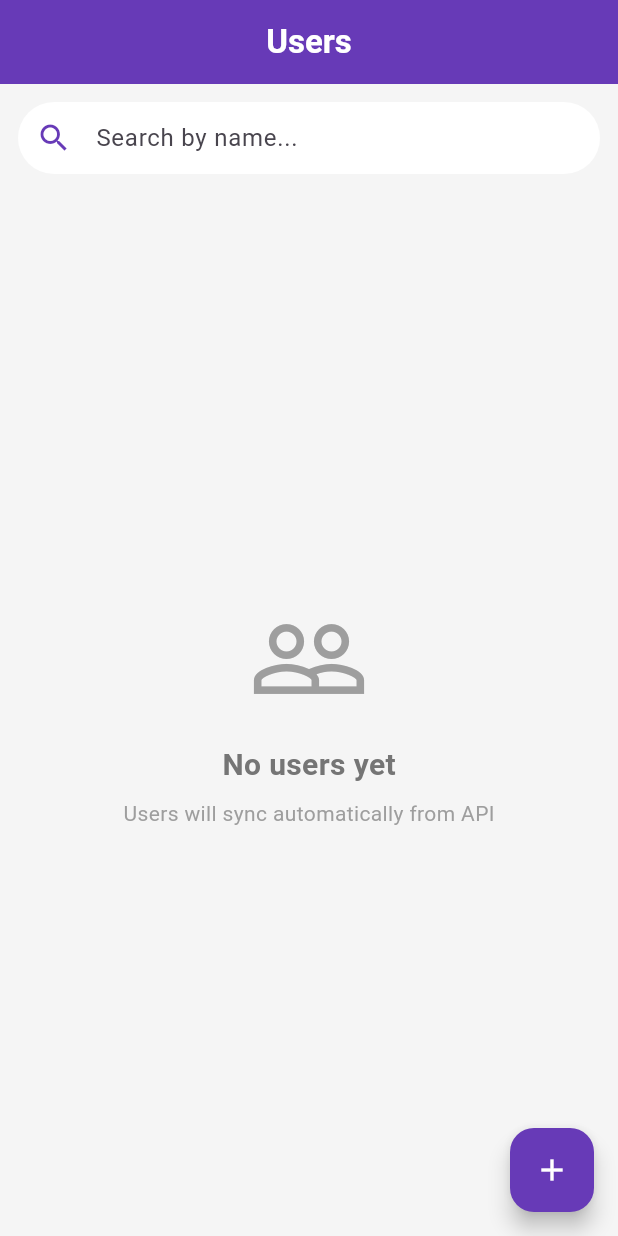
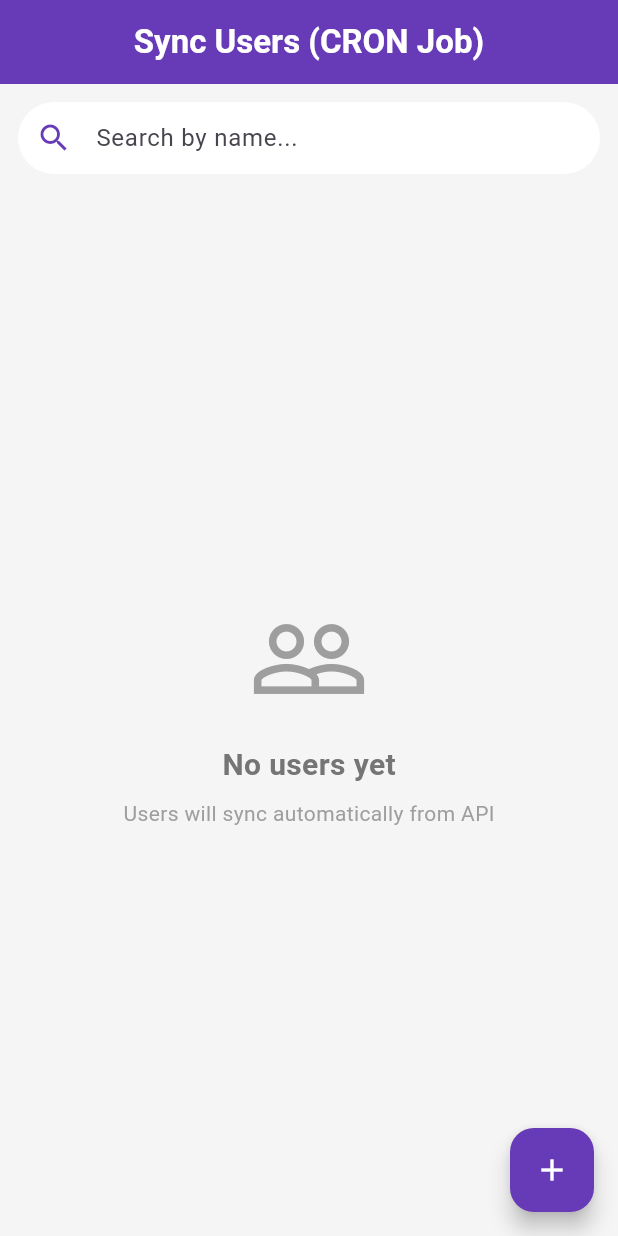
Before and after one commit to satyam-kr-fexle/flutter-poc, a Flutter app: the UsersScreen screen opened directly, on a phone screen of 412 x 824 dp. Run offline on Flutter 3.47's test engine with Material 3 defaults, Android fonts, the phone set to English and light mode, and no system bars; our stand-ins replace connectivity_plus, fl_chart, shared_preferences, sqflite, sqflite_common_ffi; missing offline and left inert: cron, workmanager; accounts and stored records are empty.

Commit message:
resolved bugs

```diff
--- a/lib/screen/users_screen.dart
+++ b/lib/screen/users_screen.dart
@@ -39,7 +39,7 @@ class _UsersScreenState extends State<UsersScreen> {
         elevation: 0,
         backgroundColor: Colors.deepPurple,
         title: const Text(
-          "Users",
+          "Sync Users (CRON Job)",
           style: TextStyle(color: Colors.white, fontWeight: FontWeight.bold),
         ),
         centerTitle: true,
```
